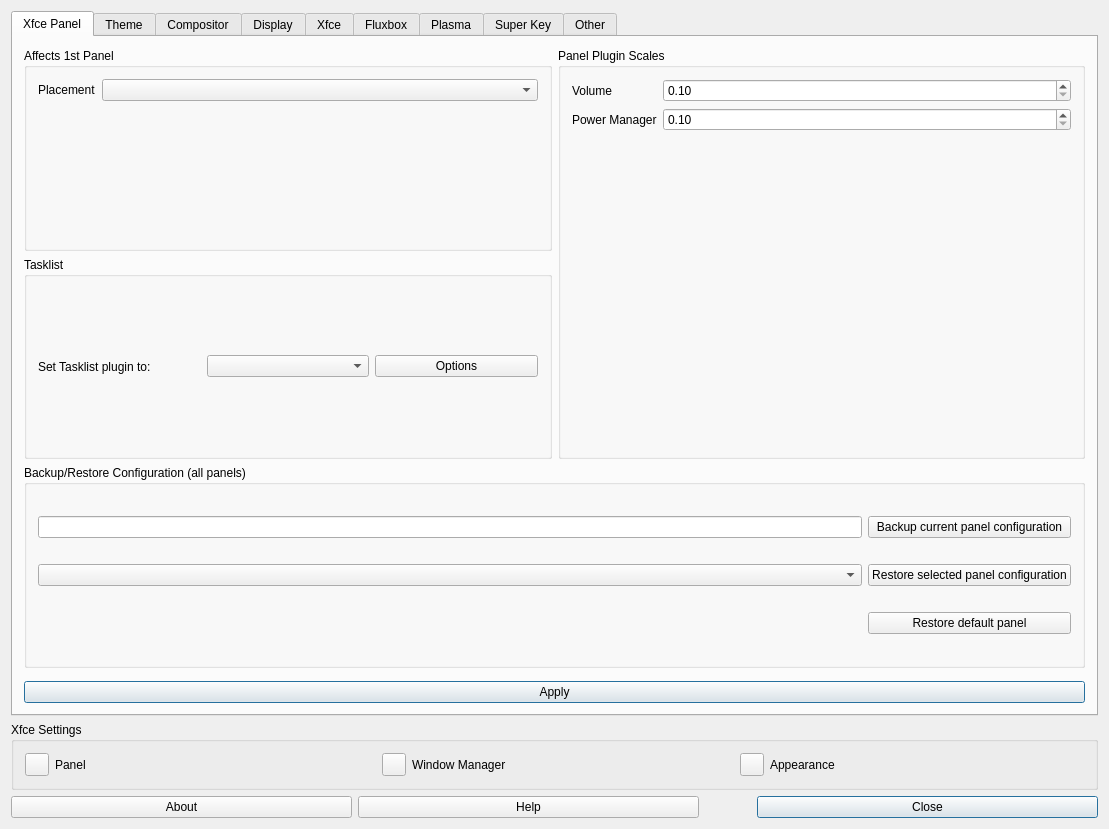
Before: the Qt Designer form defaultlook.ui in MX-Linux/mx-tweak, drawn with Qt 5.
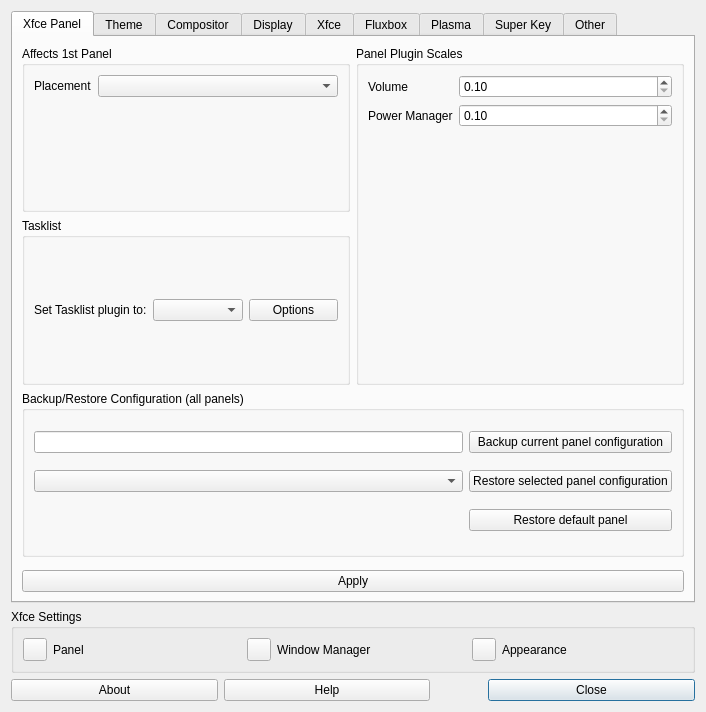
After: the same form once the commit is applied. Icons and pictures are not drawn.

Commit message: Layout rearrangement, and no more connectSlotsByName() generation.

```diff
--- a/defaultlook.ui
+++ b/defaultlook.ui
@@ -6,16 +6,10 @@
    <rect>
     <x>0</x>
     <y>0</y>
-    <width>1109</width>
-    <height>829</height>
+    <width>600</width>
+    <height>400</height>
    </rect>
   </property>
-  <property name="minimumSize">
-   <size>
-    <width>0</width>
-    <height>32</height>
-   </size>
-  </property>
   <property name="windowTitle">
    <string>MX Tweak</string>
   </property>
@@ -26,170 +20,8 @@
   <property name="sizeGripEnabled">
    <bool>false</bool>
   </property>
-  <layout class="QGridLayout">
-   <item row="2" column="0">
-    <layout class="QGridLayout">
-     <item row="0" column="2">
-      <spacer>
-       <property name="orientation">
-        <enum>Qt::Orientation::Horizontal</enum>
-       </property>
-      </spacer>
-     </item>
-     <item row="0" column="3">
-      <widget class="QLabel" name="labelMX">
-       <property name="maximumSize">
-        <size>
-         <width>32</width>
-         <height>32</height>
-        </size>
-       </property>
-       <property name="midLineWidth">
-        <number>0</number>
-       </property>
-       <property name="text">
-        <string/>
-       </property>
-       <property name="pixmap">
-        <pixmap resource="images.qrc">:/icons/logo.svg</pixmap>
-       </property>
-       <property name="scaledContents">
-        <bool>true</bool>
-       </property>
-      </widget>
-     </item>
-     <item row="0" column="4">
-      <spacer>
-       <property name="orientation">
-        <enum>Qt::Orientation::Horizontal</enum>
-       </property>
-      </spacer>
-     </item>
-     <item row="0" column="0">
-      <widget class="QPushButton" name="pushAbout">
-       <property name="text">
-        <string>About</string>
-       </property>
-       <property name="icon">
-        <iconset theme="help-about"/>
-       </property>
-      </widget>
-     </item>
-     <item row="0" column="1">
-      <widget class="QPushButton" name="pushHelp">
-       <property name="text">
-        <string>Help</string>
-       </property>
-       <property name="icon">
-        <iconset theme="help-contents"/>
-       </property>
-      </widget>
-     </item>
-     <item row="0" column="7">
-      <widget class="QPushButton" name="pushClose">
-       <property name="toolTip">
-        <string>Quit application</string>
-       </property>
-       <property name="text">
-        <string>Close</string>
-       </property>
-       <property name="icon">
-        <iconset theme="window-close"/>
-       </property>
-       <property name="shortcut">
-        <string>Alt+N</string>
-       </property>
-       <property name="autoDefault">
-        <bool>true</bool>
-       </property>
-       <property name="default">
-        <bool>true</bool>
-       </property>
-      </widget>
-     </item>
-    </layout>
-   </item>
-   <item row="1" column="0">
-    <widget class="QGroupBox" name="groupXFCESettings">
-     <property name="title">
-      <string>Xfce Settings</string>
-     </property>
-     <layout class="QHBoxLayout">
-      <item>
-       <widget class="QToolButton" name="pushXfcePanelSettings">
-        <property name="toolTip">
-         <string>&lt;html&gt;&lt;head/&gt;&lt;body&gt;&lt;p&gt;Customize the panel&lt;/p&gt;&lt;/body&gt;&lt;/html&gt;</string>
-        </property>
-        <property name="text">
-         <string/>
-        </property>
-       </widget>
-      </item>
-      <item>
-       <widget class="QLabel" name="labelXFCEPanelSettings">
-        <property name="text">
-         <string>Panel</string>
-        </property>
-       </widget>
-      </item>
-      <item>
-       <spacer>
-        <property name="orientation">
-         <enum>Qt::Orientation::Horizontal</enum>
-        </property>
-       </spacer>
-      </item>
-      <item>
-       <widget class="QToolButton" name="pushXfceWindowManager">
-        <property name="toolTip">
-         <string>&lt;html&gt;&lt;head/&gt;&lt;body&gt;&lt;p&gt;Configure window behavior and shortcuts&lt;/p&gt;&lt;/body&gt;&lt;/html&gt;</string>
-        </property>
-        <property name="text">
-         <string/>
-        </property>
-        <property name="icon">
-         <iconset theme="xfwm4"/>
-        </property>
-       </widget>
-      </item>
-      <item>
-       <widget class="QLabel" name="labelXFCEWMSettings">
-        <property name="text">
-         <string>Window Manager</string>
-        </property>
-       </widget>
-      </item>
-      <item>
-       <spacer>
-        <property name="orientation">
-         <enum>Qt::Orientation::Horizontal</enum>
-        </property>
-       </spacer>
-      </item>
-      <item>
-       <widget class="QToolButton" name="pushXfceAppearance">
-        <property name="toolTip">
-         <string>&lt;html&gt;&lt;head/&gt;&lt;body&gt;&lt;p&gt;Customize the look of your desktop&lt;/p&gt;&lt;/body&gt;&lt;/html&gt;</string>
-        </property>
-        <property name="text">
-         <string/>
-        </property>
-        <property name="icon">
-         <iconset theme="preferences-desktop-theme"/>
-        </property>
-       </widget>
-      </item>
-      <item>
-       <widget class="QLabel" name="labelXFCEAppearance">
-        <property name="text">
-         <string>Appearance</string>
-        </property>
-       </widget>
-      </item>
-     </layout>
-    </widget>
-   </item>
-   <item row="0" column="0">
+  <layout class="QVBoxLayout">
+   <item>
     <widget class="QTabWidget" name="tabWidget">
      <property name="tabPosition">
       <enum>QTabWidget::TabPosition::North</enum>
@@ -1733,9 +1565,170 @@
      </widget>
     </widget>
    </item>
+   <item>
+    <widget class="QGroupBox" name="groupXFCESettings">
+     <property name="title">
+      <string>Xfce Settings</string>
+     </property>
+     <layout class="QHBoxLayout">
+      <item>
+       <widget class="QToolButton" name="pushXfcePanelSettings">
+        <property name="toolTip">
+         <string>&lt;html&gt;&lt;head/&gt;&lt;body&gt;&lt;p&gt;Customize the panel&lt;/p&gt;&lt;/body&gt;&lt;/html&gt;</string>
+        </property>
+        <property name="text">
+         <string/>
+        </property>
+       </widget>
+      </item>
+      <item>
+       <widget class="QLabel" name="labelXFCEPanelSettings">
+        <property name="text">
+         <string>Panel</string>
+        </property>
+       </widget>
+      </item>
+      <item>
+       <spacer>
+        <property name="orientation">
+         <enum>Qt::Orientation::Horizontal</enum>
+        </property>
+       </spacer>
+      </item>
+      <item>
+       <widget class="QToolButton" name="pushXfceWindowManager">
+        <property name="toolTip">
+         <string>&lt;html&gt;&lt;head/&gt;&lt;body&gt;&lt;p&gt;Configure window behavior and shortcuts&lt;/p&gt;&lt;/body&gt;&lt;/html&gt;</string>
+        </property>
+        <property name="text">
+         <string/>
+        </property>
+        <property name="icon">
+         <iconset theme="xfwm4"/>
+        </property>
+       </widget>
+      </item>
+      <item>
+       <widget class="QLabel" name="labelXFCEWMSettings">
+        <property name="text">
+         <string>Window Manager</string>
+        </property>
+       </widget>
+      </item>
+      <item>
+       <spacer>
+        <property name="orientation">
+         <enum>Qt::Orientation::Horizontal</enum>
+        </property>
+       </spacer>
+      </item>
+      <item>
+       <widget class="QToolButton" name="pushXfceAppearance">
+        <property name="toolTip">
+         <string>&lt;html&gt;&lt;head/&gt;&lt;body&gt;&lt;p&gt;Customize the look of your desktop&lt;/p&gt;&lt;/body&gt;&lt;/html&gt;</string>
+        </property>
+        <property name="text">
+         <string/>
+        </property>
+        <property name="icon">
+         <iconset theme="preferences-desktop-theme"/>
+        </property>
+       </widget>
+      </item>
+      <item>
+       <widget class="QLabel" name="labelXFCEAppearance">
+        <property name="text">
+         <string>Appearance</string>
+        </property>
+       </widget>
+      </item>
+     </layout>
+    </widget>
+   </item>
+   <item>
+    <layout class="QHBoxLayout">
+     <item>
+      <widget class="QPushButton" name="pushAbout">
+       <property name="text">
+        <string>About</string>
+       </property>
+       <property name="icon">
+        <iconset theme="help-about"/>
+       </property>
+      </widget>
+     </item>
+     <item>
+      <widget class="QPushButton" name="pushHelp">
+       <property name="text">
+        <string>Help</string>
+       </property>
+       <property name="icon">
+        <iconset theme="help-contents"/>
+       </property>
+      </widget>
+     </item>
+     <item>
+      <spacer>
+       <property name="orientation">
+        <enum>Qt::Orientation::Horizontal</enum>
+       </property>
+      </spacer>
+     </item>
+     <item>
+      <widget class="QLabel" name="labelMX">
+       <property name="maximumSize">
+        <size>
+         <width>32</width>
+         <height>32</height>
+        </size>
+       </property>
+       <property name="midLineWidth">
+        <number>0</number>
+       </property>
+       <property name="text">
+        <string/>
+       </property>
+       <property name="pixmap">
+        <pixmap resource="images.qrc">:/icons/logo.svg</pixmap>
+       </property>
+       <property name="scaledContents">
+        <bool>true</bool>
+       </property>
+      </widget>
+     </item>
+     <item>
+      <spacer>
+       <property name="orientation">
+        <enum>Qt::Orientation::Horizontal</enum>
+       </property>
+      </spacer>
+     </item>
+     <item>
+      <widget class="QPushButton" name="pushClose">
+       <property name="toolTip">
+        <string>Quit application</string>
+       </property>
+       <property name="text">
+        <string>Close</string>
+       </property>
+       <property name="icon">
+        <iconset theme="window-close"/>
+       </property>
+       <property name="shortcut">
+        <string>Alt+N</string>
+       </property>
+       <property name="autoDefault">
+        <bool>true</bool>
+       </property>
+       <property name="default">
+        <bool>true</bool>
+       </property>
+      </widget>
+     </item>
+    </layout>
+   </item>
   </layout>
  </widget>
- <layoutdefault spacing="6" margin="11"/>
  <resources>
   <include location="images.qrc"/>
  </resources>
```
Left out of the diff: 2 changed lines with no effect on the pictures.
